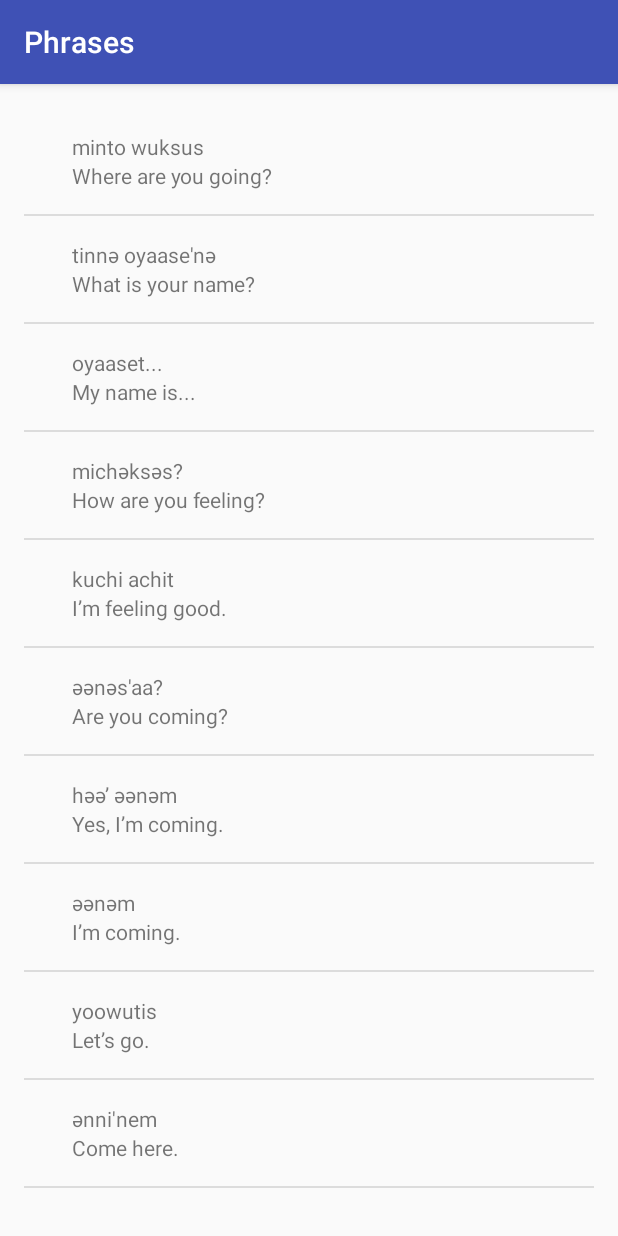
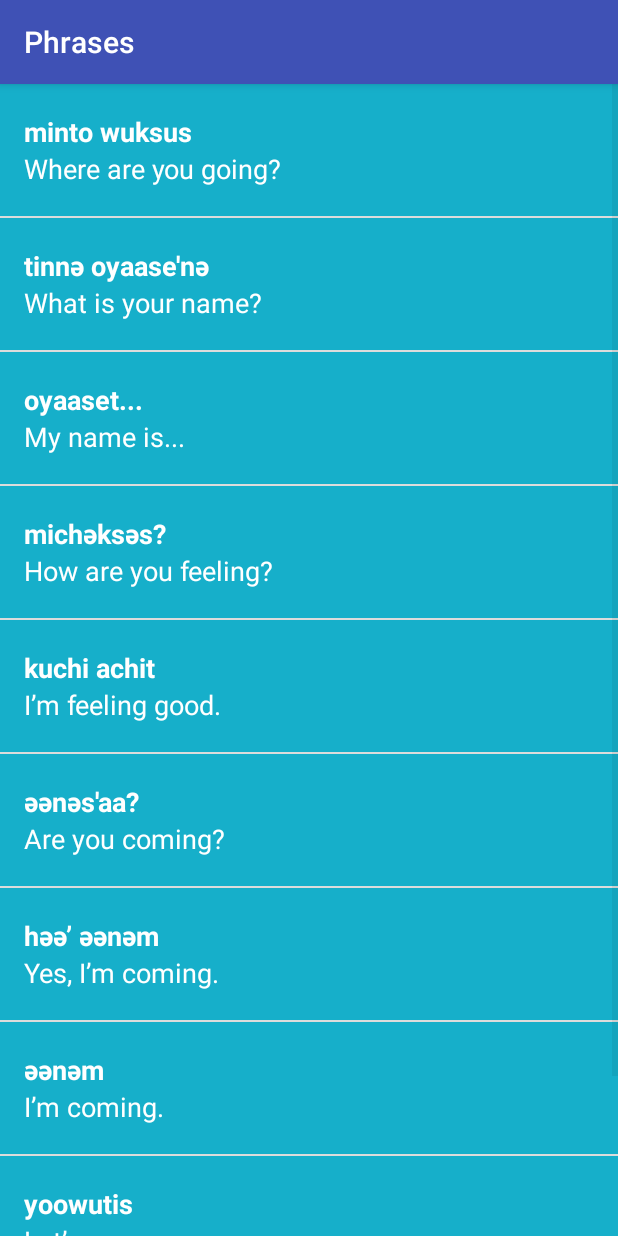
Before and after one commit to SaherAbdelaziz/MyMiwok, an Android app: the PhrasesActivity screen opened directly, with no data from a screen before it, on a phone screen of 412 x 824 dp. Run offline under Robolectric (Android 15) with nearby library versions, the light colour scheme and no system bars.

Commit message:
modify colors

```diff
--- a/app/src/main/java/com/mymiwok/mymiwok/ColorsActivity.java
+++ b/app/src/main/java/com/mymiwok/mymiwok/ColorsActivity.java
@@ -31,7 +31,7 @@ public class ColorsActivity extends AppCompatActivity {
 
         // Create an {@link WordAdapter}, whose data source is a list of {@link Word}s. The
         // adapter knows how to create list items for each item in the list.
-        WordAdapter adapter = new WordAdapter(this, words);
+        WordAdapter adapter = new WordAdapter(this, words, R.color.category_colors);
 
         // Find the {@link ListView} object in the view hierarchy of the {@link Activity}.
         // There should be a {@link ListView} with the view ID called list, which is declared in the
--- a/app/src/main/java/com/mymiwok/mymiwok/FamilyActivity.java
+++ b/app/src/main/java/com/mymiwok/mymiwok/FamilyActivity.java
@@ -32,7 +32,7 @@ public class FamilyActivity extends AppCompatActivity {
 
         // Create an {@link WordAdapter}, whose data source is a list of {@link Word}s. The
         // adapter knows how to create list items for each item in the list.
-        WordAdapter adapter = new WordAdapter(this, words);
+        WordAdapter adapter = new WordAdapter(this, words, R.color.category_family);
 
         // Find the {@link ListView} object in the view hierarchy of the {@link Activity}.
         // There should be a {@link ListView} with the view ID called list, which is declared in the
--- a/app/src/main/java/com/mymiwok/mymiwok/NumbersActivity.java
+++ b/app/src/main/java/com/mymiwok/mymiwok/NumbersActivity.java
@@ -32,7 +32,7 @@ public class NumbersActivity extends AppCompatActivity {
 
         // Create an {@link WordAdapter}, whose data source is a list of {@link Word}s. The
         // adapter knows how to create list items for each item in the list.
-        WordAdapter adapter = new WordAdapter(this, words);
+        WordAdapter adapter = new WordAdapter(this, words , R.color.category_numbers);
 
         // Find the {@link ListView} object in the view hierarchy of the {@link Activity}.
         // There should be a {@link ListView} with the view ID called list, which is declared in the
--- a/app/src/main/java/com/mymiwok/mymiwok/PhrasesActivity.java
+++ b/app/src/main/java/com/mymiwok/mymiwok/PhrasesActivity.java
@@ -32,7 +32,7 @@ public class PhrasesActivity extends AppCompatActivity {
 
         // Create an {@link WordAdapter}, whose data source is a list of {@link Word}s. The
         // adapter knows how to create list items for each item in the list.
-        WordAdapter adapter = new WordAdapter(this, words);
+        WordAdapter adapter = new WordAdapter(this, words, R.color.category_phrases);
 
         // Find the {@link ListView} object in the view hierarchy of the {@link Activity}.
         // There should be a {@link ListView} with the view ID called list, which is declared in the
--- a/app/src/main/java/com/mymiwok/mymiwok/WordAdapter.java
+++ b/app/src/main/java/com/mymiwok/mymiwok/WordAdapter.java
@@ -1,8 +1,10 @@
 package com.mymiwok.mymiwok;
 
 import android.app.Activity;
+import android.content.Context;
 import android.support.annotation.NonNull;
 import android.support.annotation.Nullable;
+import android.support.v4.content.ContextCompat;
 import android.view.LayoutInflater;
 import android.view.View;
 import android.view.ViewGroup;
@@ -18,11 +20,12 @@ import java.util.ArrayList;
 
 public class WordAdapter extends ArrayAdapter<Word> {
 
+    private int mcolorResourceId ;
 
-    public WordAdapter(Activity context, ArrayList<Word> words) {
+    public WordAdapter(Activity context, ArrayList<Word> words, int colorResourceId) {
 
         super(context, 0, words);
-
+        mcolorResourceId = colorResourceId ;
     }
 
 
@@ -61,8 +64,11 @@ public class WordAdapter extends ArrayAdapter<Word> {
             ImageID.setVisibility(View.GONE);
         }
 
+        View textContainer = listItemView.findViewById(R.id.container);
 
+        int color = ContextCompat.getColor(getContext() , mcolorResourceId) ;
 
+        textContainer.setBackgroundColor(color);
         // Return the whole list item layout (containing 2 TextViews)
         // so that it can be shown in the ListView
         return listItemView;
--- a/app/src/main/res/layout/item_list.xml
+++ b/app/src/main/res/layout/item_list.xml
@@ -4,29 +4,39 @@
     android:orientation="horizontal"
     android:layout_width="match_parent"
     android:layout_height="match_parent"
-    android:padding="16dp">
+    android:minHeight="@dimen/list_item_height"
+    android:background="@color/tan_background">
 
     <ImageView
         android:id="@+id/image"
-        android:layout_width="wrap_content"
-        android:layout_height="wrap_content"
-        android:src="@mipmap/ic_launcher"/>
+        android:layout_width="@dimen/list_item_height"
+        android:layout_height="@dimen/list_item_height"/>
 
     <LinearLayout
+        android:id="@+id/container"
         android:orientation="vertical"
         android:paddingStart="16dp"
-        android:layout_width="wrap_content"
-        android:layout_height="wrap_content">
+        android:layout_width="match_parent"
+        android:layout_height="match_parent">
 
     <TextView
         android:id="@+id/miwok_text_view"
         android:layout_width="match_parent"
-        android:layout_height="match_parent" />
+        android:layout_height="0dp"
+        android:layout_weight="1"
+        android:gravity="bottom"
+        android:textAppearance="?android:textAppearanceMedium"
+        android:textColor="@android:color/white"
+        android:textStyle="bold"/>
 
     <TextView
         android:id="@+id/default_text_view"
         android:layout_width="match_parent"
-        android:layout_height="match_parent" />
+        android:layout_height="0dp"
+        android:layout_weight="1"
+        android:gravity="top"
+        android:textAppearance="?android:textAppearanceMedium"
+        android:textColor="@android:color/white"/>
 
     </LinearLayout>
 </LinearLayout>
--- a/app/src/main/res/layout/word_list.xml
+++ b/app/src/main/res/layout/word_list.xml
@@ -6,7 +6,6 @@
     android:id="@+id/list"
     android:orientation="vertical"
     android:layout_width="match_parent"
-    android:layout_height="match_parent"
-    android:padding="16dp">
+    android:layout_height="match_parent">
 
 </ListView>
--- a/app/src/main/res/values/colors.xml
+++ b/app/src/main/res/values/colors.xml
@@ -4,6 +4,9 @@
     <color name="colorPrimaryDark">#303F9F</color>
     <color name="colorAccent">#FF4081</color>
 
+
+    <!-- Background color for app -->
+    <color name="tan_background"> #FFF7DA </color>
     <!-- Background color for the numbers category -->
     <color name="category_numbers">#FD8E09</color>
 
--- /dev/null
+++ b/app/src/main/res/values/dimen.xml
@@ -0,0 +1,6 @@
+<?xml version="1.0" encoding="utf-8"?>
+<resources>
+    <!-- Height of each list item -->
+    <dimen name="list_item_height"> 88dp </dimen>
+
+</resources>
```
